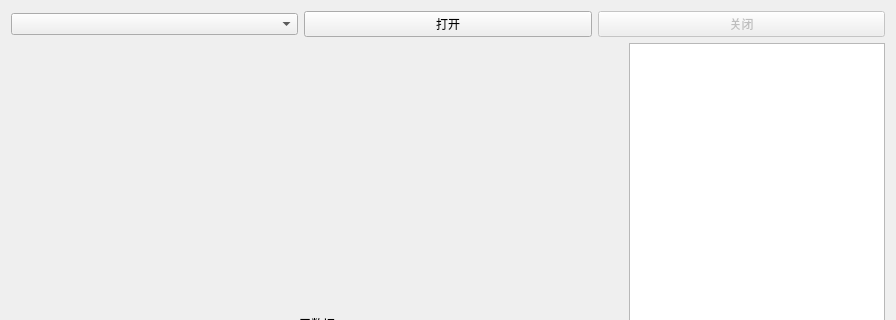
Old version of the form windows.ui in the repository 851896022/MCU90640_Test; both pictures show x 0 to 896 and y 0 to 320 of the 896 by 616 pixel window.
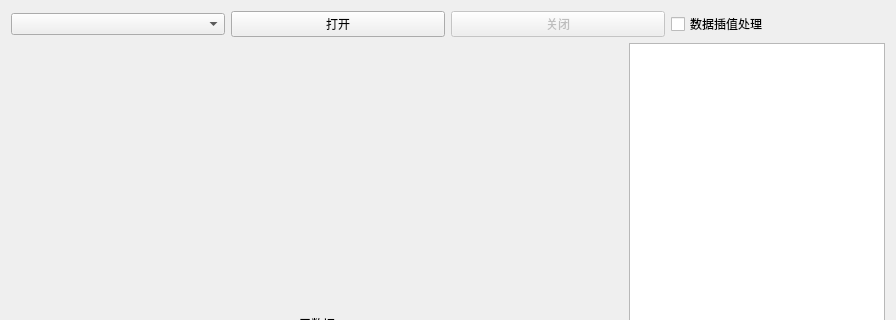
New version of the form.

The edit to the form file:
```diff
--- a/windows.ui
+++ b/windows.ui
@@ -37,6 +37,13 @@
         </property>
        </widget>
       </item>
+      <item>
+       <widget class="QCheckBox" name="checkBox">
+        <property name="text">
+         <string>数据插值处理</string>
+        </property>
+       </widget>
+      </item>
      </layout>
     </item>
     <item>
```
Left out of the diff: 2 changed lines with no effect on the pictures.
